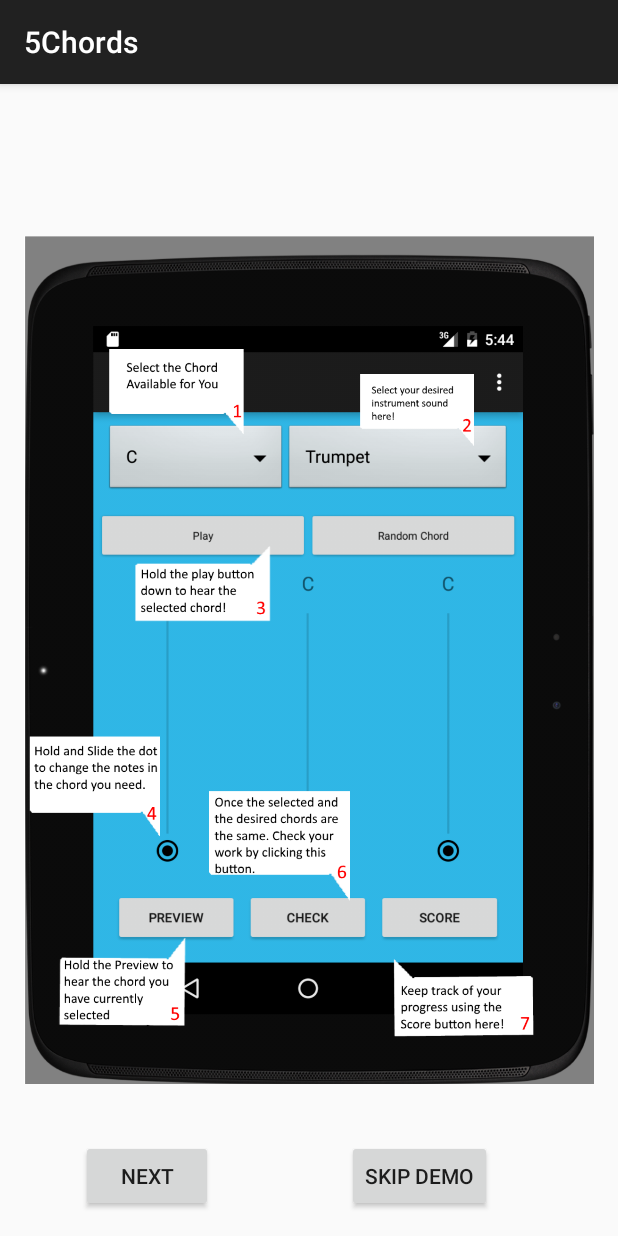
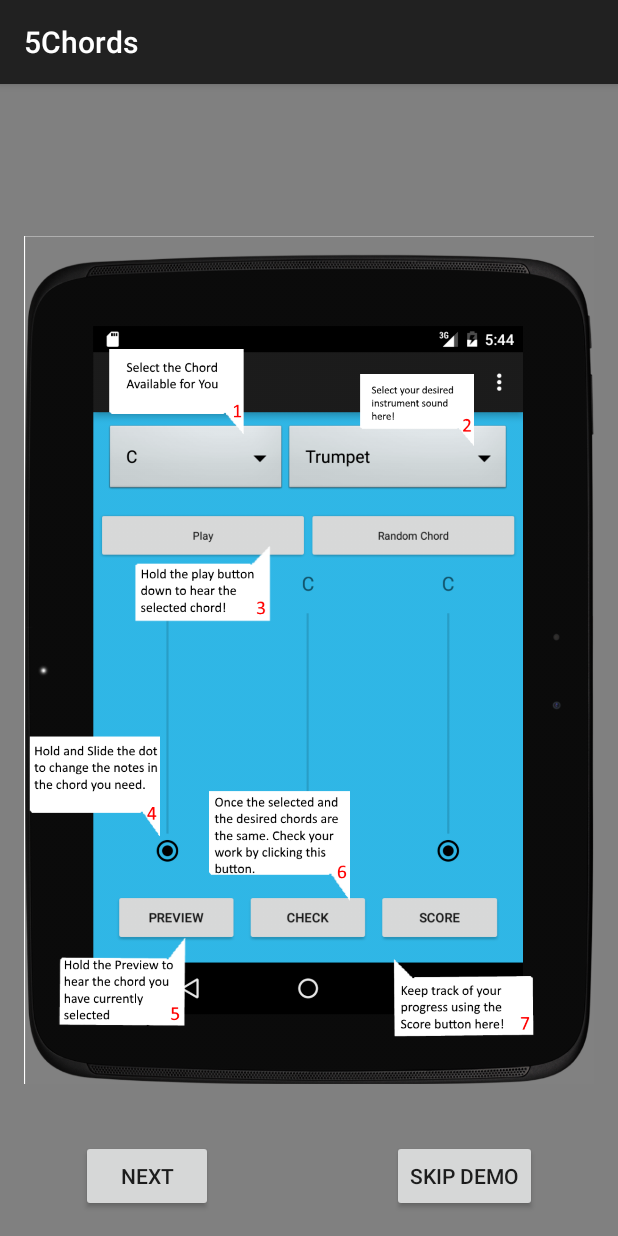
Before and after one commit to SCCapstone/5chords, an Android app: the screen it shows after launch (demo), after a tap on "Tap To Begin", on a phone screen of 412 x 824 dp. Run offline under Robolectric (Android 15) with nearby library versions, the phone set to English and light mode, and no system bars; pictures from the network do not load; 7 statements that could not run were skipped.

Commit message:
Minor improvements to the Demo Activity

```diff
--- a/app/src/main/java/com/five_chords/chord_builder/MainActivity.java
+++ b/app/src/main/java/com/five_chords/chord_builder/MainActivity.java
@@ -76,7 +76,8 @@ public class MainActivity extends AppCompatActivity implements OptionsFragment.O
         // Display demo if needed
         SharedPreferences wmbPreference = PreferenceManager.getDefaultSharedPreferences(this);
         boolean isFirstRun = wmbPreference.getBoolean("FIRSTRUN", true);
-        if (isFirstRun) {
+        if (isFirstRun)
+        {
             Intent intent = new Intent(this, demo.class);
             startActivity(intent);
 
--- a/app/src/main/java/com/five_chords/chord_builder/demo.java
+++ b/app/src/main/java/com/five_chords/chord_builder/demo.java
@@ -13,8 +13,8 @@ import android.view.View;
 import android.widget.Button;
 import android.widget.ImageView;
 
-public class demo extends AppCompatActivity {
-
+public class demo extends AppCompatActivity
+{
     @Override
     protected void onCreate(Bundle savedInstanceState)
     {
@@ -27,14 +27,17 @@ public class demo extends AppCompatActivity {
 
         next_button.setOnClickListener(new View.OnClickListener() {
             @Override
-            public void onClick(View v) {
+            public void onClick(View v)
+            {
                 imageView.setImageResource(R.drawable.test2);
+                v.setEnabled(false);
             }
         });
     }
+
     public void skip_button(View view)
     {
-        Intent intent = new Intent(this, MainActivity.class );
+        Intent intent = new Intent(this, MainActivity.class);
         startActivity(intent);
     }
 }
--- a/app/src/main/res/layout/activity_demo.xml
+++ b/app/src/main/res/layout/activity_demo.xml
@@ -7,7 +7,7 @@
     android:paddingLeft="@dimen/activity_horizontal_margin"
     android:paddingRight="@dimen/activity_horizontal_margin"
     android:paddingTop="@dimen/activity_vertical_margin"
-
+    android:background="@color/demo_background"
     tools:context="com.five_chords.chord_builder.demo">
 
     <ImageView
@@ -35,8 +35,8 @@
         android:text="Skip Demo"
         android:id="@+id/skip_button"
         android:onClick = "skip_button"
-        android:layout_marginRight="68dp"
-        android:layout_marginEnd="68dp"
+        android:layout_marginRight="38dp"
+        android:layout_marginEnd="38dp"
         android:layout_alignParentBottom="true"
         android:layout_alignRight="@+id/imageView"
         android:layout_alignEnd="@+id/imageView" />
--- a/app/src/main/res/menu/menu_main.xml
+++ b/app/src/main/res/menu/menu_main.xml
@@ -1,6 +1,6 @@
 <menu xmlns:android="http://schemas.android.com/apk/res/android"
-    xmlns:app="http://schemas.android.com/apk/res-auto"
-    xmlns:tools="http://schemas.android.com/tools" tools:context=".MainActivity">
+      xmlns:tools="http://schemas.android.com/tools"
+      tools:context=".MainActivity">
 
     <item android:id="@+id/menu_item_main_scores" android:title="@string/scores"/>
     <item android:id="@+id/menu_item_main_options" android:title="@string/options"/>
--- a/app/src/main/res/values-sw600dp/dimens.xml
+++ b/app/src/main/res/values-sw600dp/dimens.xml
@@ -20,7 +20,7 @@
 
     <!-- Size of the options dialog -->
     <dimen name="options_dialog_width">512dp</dimen>
-    <dimen name="options_dialog_height">420dp</dimen>
+    <dimen name="options_dialog_height">320dp</dimen>
 
     <!-- Height of the score progress history graph -->
     <dimen name="chord_progress_history_height">96dp</dimen>
--- a/app/src/main/res/values/colors.xml
+++ b/app/src/main/res/values/colors.xml
@@ -4,4 +4,7 @@
     <!-- The Background Color -->
     <color name="application_background">#33b5e5</color>
 
+    <!-- The Demo Background Color -->
+    <color name="demo_background">#808080</color>
+
 </resources>
```
